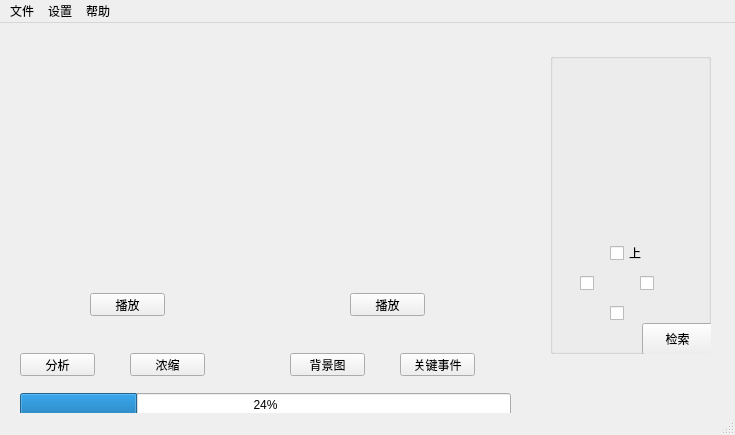
Above: synopsiser.ui from Diorsdoge/vsynopsiser before the change. Below: the same form after it.
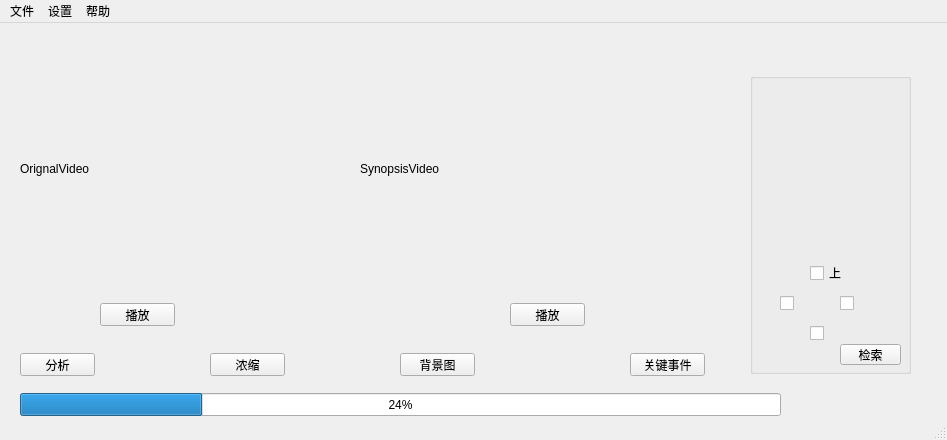
That is the form after the change.

```diff
--- a/synopsiser.ui
+++ b/synopsiser.ui
@@ -6,8 +6,8 @@
    <rect>
     <x>0</x>
     <y>0</y>
-    <width>735</width>
-    <height>435</height>
+    <width>947</width>
+    <height>440</height>
    </rect>
   </property>
   <property name="windowTitle">
@@ -17,8 +17,8 @@
    <widget class="QPushButton" name="origPlayButton">
     <property name="geometry">
      <rect>
-      <x>90</x>
-      <y>270</y>
+      <x>100</x>
+      <y>280</y>
       <width>75</width>
       <height>23</height>
      </rect>
@@ -30,8 +30,8 @@
    <widget class="QPushButton" name="synoPlayButton">
     <property name="geometry">
      <rect>
-      <x>350</x>
-      <y>270</y>
+      <x>510</x>
+      <y>280</y>
       <width>75</width>
       <height>23</height>
      </rect>
@@ -56,7 +56,7 @@
    <widget class="QPushButton" name="synopsisButton">
     <property name="geometry">
      <rect>
-      <x>130</x>
+      <x>210</x>
       <y>330</y>
       <width>75</width>
       <height>23</height>
@@ -69,7 +69,7 @@
    <widget class="QPushButton" name="bdImgButton">
     <property name="geometry">
      <rect>
-      <x>290</x>
+      <x>400</x>
       <y>330</y>
       <width>75</width>
       <height>23</height>
@@ -82,7 +82,7 @@
    <widget class="QPushButton" name="keyActivityButton">
     <property name="geometry">
      <rect>
-      <x>400</x>
+      <x>630</x>
       <y>330</y>
       <width>75</width>
       <height>23</height>
@@ -97,7 +97,7 @@
      <rect>
       <x>20</x>
       <y>370</y>
-      <width>491</width>
+      <width>761</width>
       <height>23</height>
      </rect>
     </property>
@@ -108,8 +108,8 @@
    <widget class="QGroupBox" name="groupBox">
     <property name="geometry">
      <rect>
-      <x>550</x>
-      <y>30</y>
+      <x>750</x>
+      <y>50</y>
       <width>161</width>
       <height>301</height>
      </rect>
@@ -172,10 +172,10 @@
     <widget class="QPushButton" name="retrivalButton">
      <property name="geometry">
       <rect>
-       <x>92</x>
-       <y>270</y>
-       <width>71</width>
-       <height>32</height>
+       <x>90</x>
+       <y>271</y>
+       <width>61</width>
+       <height>21</height>
       </rect>
      </property>
      <property name="text">
@@ -183,36 +183,71 @@
      </property>
     </widget>
    </widget>
+   <widget class="QLabel" name="label">
+    <property name="geometry">
+     <rect>
+      <x>20</x>
+      <y>20</y>
+      <width>311</width>
+      <height>251</height>
+     </rect>
+    </property>
+    <property name="styleSheet">
+     <string notr="true"/>
+    </property>
+    <property name="text">
+     <string>OrignalVideo</string>
+    </property>
+    <property name="wordWrap">
+     <bool>false</bool>
+    </property>
+   </widget>
+   <widget class="QLabel" name="label_2">
+    <property name="geometry">
+     <rect>
+      <x>360</x>
+      <y>20</y>
+      <width>321</width>
+      <height>251</height>
+     </rect>
+    </property>
+    <property name="styleSheet">
+     <string notr="true"/>
+    </property>
+    <property name="text">
+     <string>SynopsisVideo</string>
+    </property>
+   </widget>
   </widget>
   <widget class="QMenuBar" name="menuBar">
    <property name="geometry">
     <rect>
      <x>0</x>
      <y>0</y>
-     <width>735</width>
-     <height>22</height>
+     <width>947</width>
+     <height>23</height>
     </rect>
    </property>
-   <widget class="QMenu" name="menu">
+   <widget class="QMenu" name="File">
     <property name="title">
      <string>文件</string>
     </property>
     <addaction name="actionOpen"/>
     <addaction name="actionCancel"/>
    </widget>
-   <widget class="QMenu" name="menu_2">
+   <widget class="QMenu" name="Settings">
     <property name="title">
      <string>设置</string>
     </property>
    </widget>
-   <widget class="QMenu" name="menu_3">
+   <widget class="QMenu" name="Help">
     <property name="title">
      <string>帮助</string>
     </property>
    </widget>
-   <addaction name="menu"/>
-   <addaction name="menu_2"/>
-   <addaction name="menu_3"/>
+   <addaction name="File"/>
+   <addaction name="Settings"/>
+   <addaction name="Help"/>
   </widget>
   <widget class="QStatusBar" name="statusBar"/>
   <action name="actionOpen">
```
